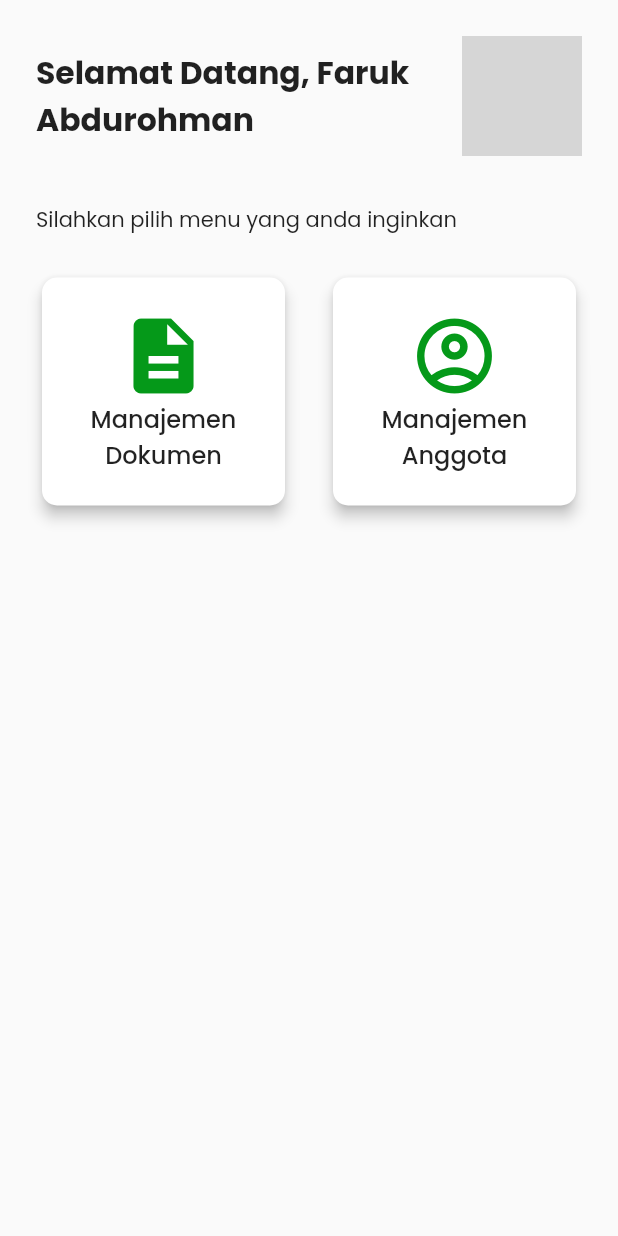
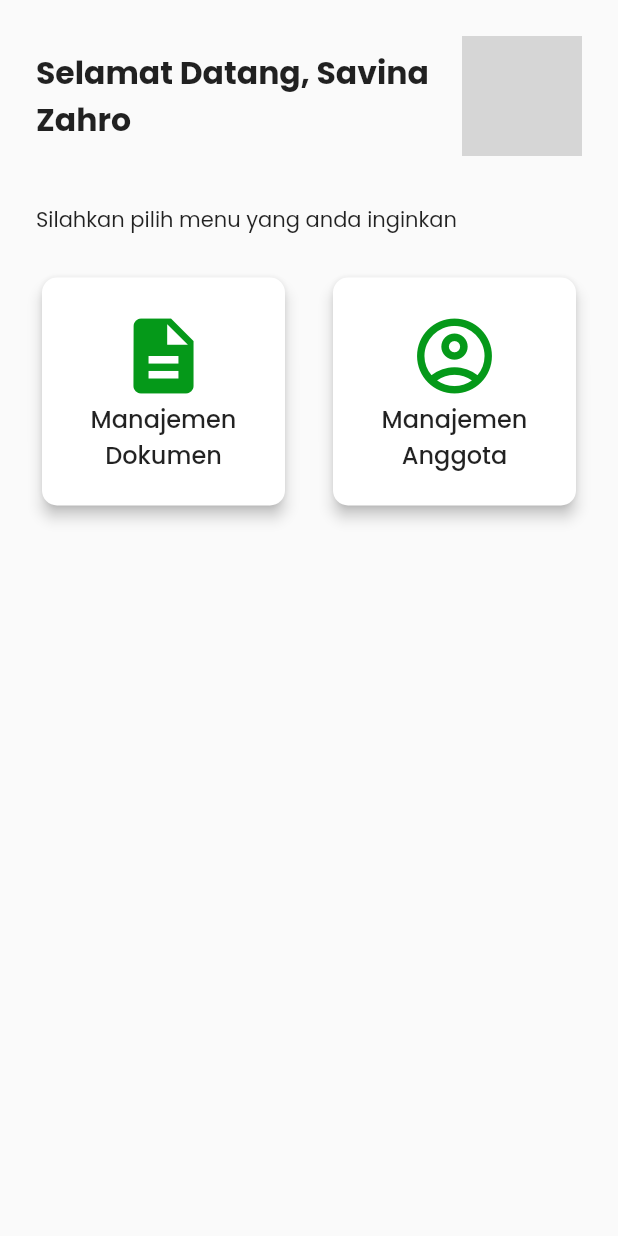
Before and after one commit to savinasz/archive_project, a Flutter app: the screen it shows after launch, after a tap on "Masuk", on a phone screen of 412 x 824 dp. Run offline on Flutter 3.47's test engine with Material 2 defaults, Android fonts, the phone set to English and light mode, and no system bars; our stand-ins replace dotted_border, google_fonts; network calls fail; grey boxes are pictures that could not be loaded.

Commit message:
perbaikan 2

```diff
--- a/lib/main.dart
+++ b/lib/main.dart
@@ -16,7 +16,7 @@ class MyApp extends StatelessWidget {
       theme: ThemeData(
         primarySwatch: Colors.green,
       ),
-      home: const LoginScreen(),
+      home: LoginScreen(),
     );
   }
 }
--- a/lib/modules/document/screen/document_archive.dart
+++ b/lib/modules/document/screen/document_archive.dart
@@ -38,7 +38,7 @@ class DocumentArchiveScreen extends StatelessWidget{
                   Navigator.push(
                     context,
                     CupertinoPageRoute(
-                        builder: (context) => const AddDocumentScreen()),
+                        builder: (context) => AddDocumentScreen()),
                   );
                 },
                 child: const Icon(
--- a/lib/modules/home/screen/management_home_screen.dart
+++ b/lib/modules/home/screen/management_home_screen.dart
@@ -18,7 +18,7 @@ class ManagementHomeScreen extends StatelessWidget{
                   children: [
                     Flexible(
                       child: Text(
-                        'Selamat Datang, Faruk Abdurohman',
+                        'Selamat Datang, Savina Zahro',
                         style: ArchiveTheme.title,
                       ),
                     ),
--- a/lib/modules/home/widgets/build_management_home_menu.dart
+++ b/lib/modules/home/widgets/build_management_home_menu.dart
@@ -47,7 +47,7 @@ class BuildManagementHomeMenu extends StatelessWidget {
         required BuildContext context}) {
     return GestureDetector(
       onTap: onTap,
-      child: SizedBox(
+      child: Container(
         width: 170,
         child: Card(
           shape: RoundedRectangleBorder(
--- a/lib/modules/members/screen/members_archive_screen.dart
+++ b/lib/modules/members/screen/members_archive_screen.dart
@@ -37,7 +37,7 @@ class MembersArchiveScreen extends StatelessWidget{
                   Navigator.push(
                     context,
                     CupertinoPageRoute(
-                        builder: (context) => const AddMembersScreen()),
+                        builder: (context) => AddMembersScreen()),
                   );
                 },
                 child: const Icon(
```
Also changed, not shown: lib/modules/document/screen/add_document_archive.dart (+2 -10 lines), lib/modules/login/login_screen.dart (+3 -11 lines), lib/modules/members/screen/add_members_archive.dart (+2 -9 lines).
